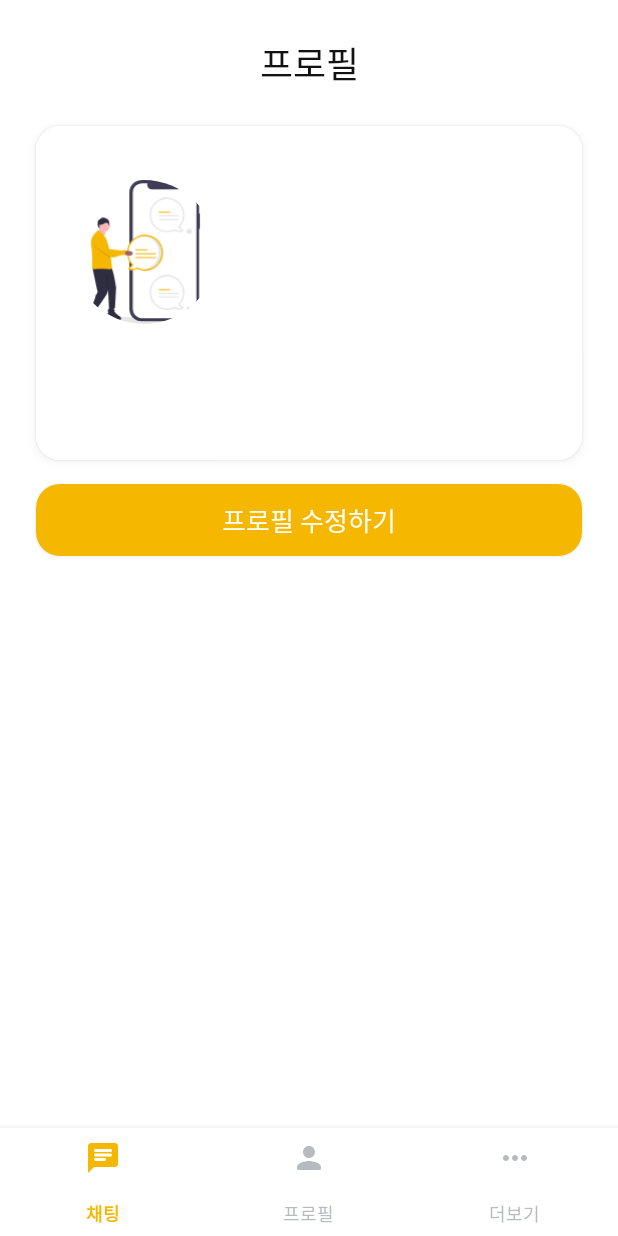
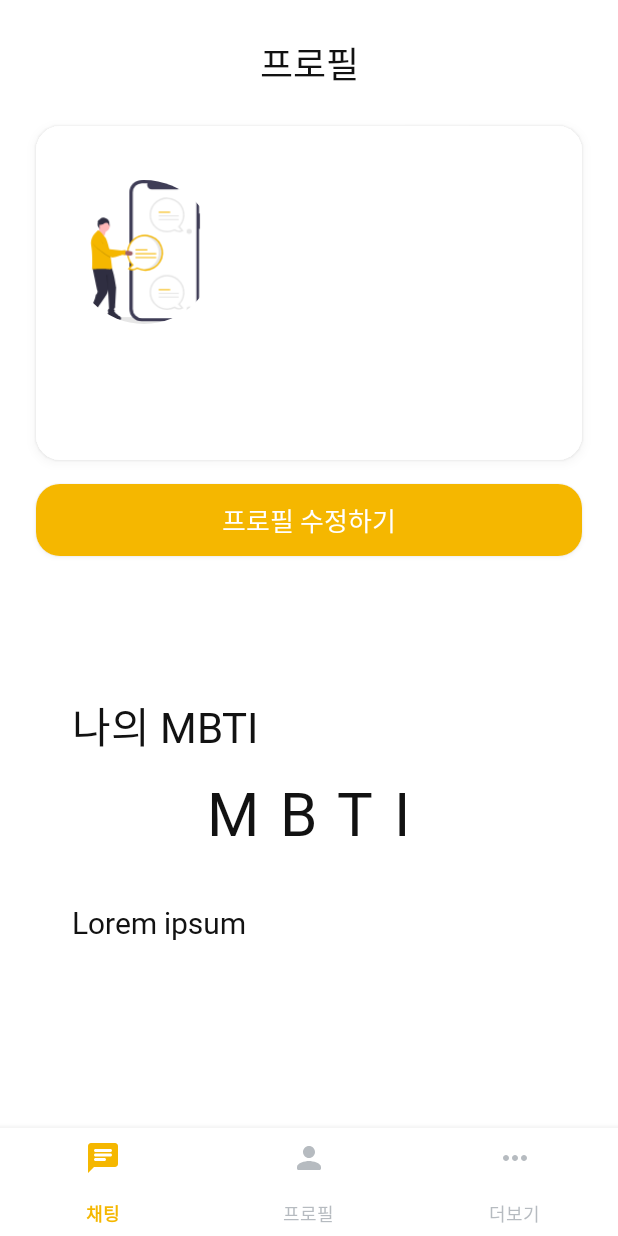
Before and after one commit to yechan03/BITA, an Android app: the fragment Main2Fragment placed in its activity, on a phone screen of 412 x 824 dp. Run offline under Robolectric (Android 15) with nearby library versions, the light colour scheme and no system bars; our stand-ins replace CircleImageView, Firebase (no records; nobody signed in at launch, a user with empty details on screens opened directly), data binding; 4 statements that could not run were skipped.

Commit message:
fragment_main2

```diff
--- a/app/src/main/res/layout/fragment_main_2.xml
+++ b/app/src/main/res/layout/fragment_main_2.xml
@@ -145,6 +145,67 @@
                 app:layout_constraintStart_toStartOf="parent"
                 app:layout_constraintTop_toBottomOf="@+id/constraint_main_2_profile" />
 
+
+            <androidx.constraintlayout.widget.ConstraintLayout
+                android:id="@+id/mbti_box_layout"
+                android:layout_width="0dp"
+                android:layout_height="0dp"
+                app:layout_constraintTop_toBottomOf="@id/button8"
+                app:layout_constraintLeft_toLeftOf="@id/button8"
+                app:layout_constraintRight_toRightOf="@id/button8"
+                app:layout_constraintBottom_toBottomOf="parent"
+                app:layout_constraintVertical_bias="0.2"
+                android:layout_marginVertical="40dp"
+                android:background="@drawable/round_box">
+
+                <TextView
+                    android:id="@+id/my_mbti_result"
+                    android:layout_width="wrap_content"
+                    android:layout_height="wrap_content"
+                    android:text="나의 MBTI"
+                    android:fontFamily="@font/apple_sd_gothic_neo_h"
+                    app:layout_constraintTop_toTopOf="parent"
+                    app:layout_constraintBottom_toBottomOf="parent"
+                    app:layout_constraintRight_toRightOf="parent"
+                    app:layout_constraintLeft_toLeftOf="parent"
+                    app:layout_constraintVertical_bias="0.2"
+                    app:layout_constraintHorizontal_bias="0.1"
+                    android:textSize="28sp"
+                    />
+
+                <TextView
+                    android:id="@+id/mbti_result"
+                    android:layout_width="wrap_content"
+                    android:layout_height="wrap_content"
+                    app:layout_constraintTop_toBottomOf="@id/my_mbti_result"
+                    app:layout_constraintLeft_toLeftOf="@id/mbti_box_layout"
+                    app:layout_constraintRight_toRightOf="@id/mbti_box_layout"
+                    app:layout_constraintBottom_toBottomOf="@id/mbti_box_layout"
+                    app:layout_constraintVertical_bias="0.1"
+                    android:text="MBTI"
+                    android:letterSpacing="0.35"
+                    android:textSize="40sp"
+                    android:fontFamily="@font/apple_sd_gothic_neo_h"
+                    />
+
+                <TextView
+                    android:id="@+id/mbti_result_value"
+                    android:layout_width="0dp"
+                    android:layout_height="wrap_content"
+                    app:layout_constraintTop_toBottomOf="@id/mbti_result"
+                    app:layout_constraintLeft_toLeftOf="@id/my_mbti_result"
+                    app:layout_constraintRight_toRightOf="@id/mbti_box_layout"
+                    app:layout_constraintBottom_toBottomOf="@id/mbti_box_layout"
+                    app:layout_constraintVertical_bias="0.3"
+                    android:text="Lorem ipsum"
+                    android:textSize="20sp"
+                    android:fontFamily="@font/apple_sd_gothic_neo_r"
+                    android:layout_marginEnd="20dp"
+                    />
+
+
+            </androidx.constraintlayout.widget.ConstraintLayout>
+
         </androidx.constraintlayout.widget.ConstraintLayout>
 
     </ScrollView>
```
